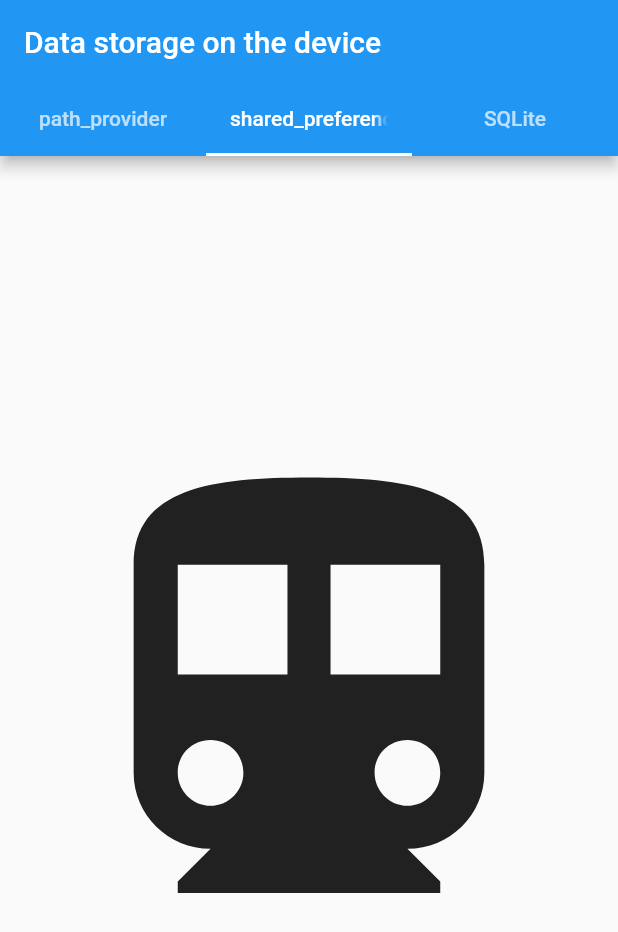
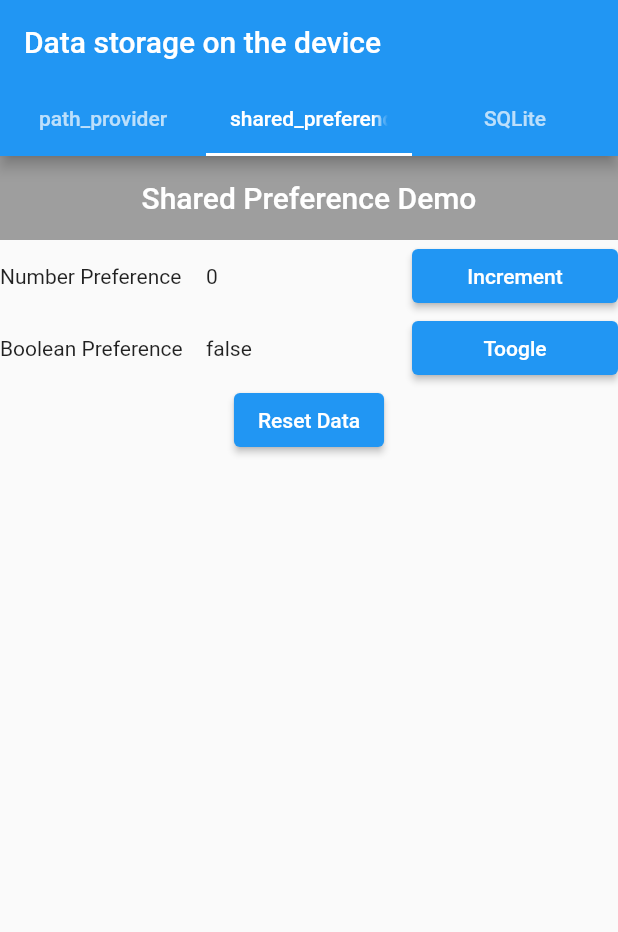
Before and after one commit to JuliaKliuchuk/data_storage_on_the_device, a Flutter app: the screen it shows after launch, tab 2 chosen, on a phone screen of 412 x 824 dp. Shown: the top 932 px of the screen. Run offline on Flutter 3.47's test engine with Material 2 defaults, Android fonts, the phone set to English and light mode, and no system bars; our stand-ins replace shared_preferences.

Commit message:
add shared_preferences plugin

```diff
--- a/lib/main.dart
+++ b/lib/main.dart
@@ -1,5 +1,6 @@
 import 'package:flutter/material.dart';
 import 'package:flutter_application/read_write_file.dart';
+import 'package:flutter_application/shared_preferences.dart';
 
 void main() => runApp(const MyApp());
 
@@ -39,7 +40,7 @@ class MyTabBar extends StatelessWidget {
         body: const TabBarView(
           children: [
             ReadWriteFile(),
-            Icon(Icons.directions_transit, size: 350),
+            SharedPreferece(),
             Icon(Icons.directions_car, size: 350),
           ],
         ),
--- /dev/null
+++ b/lib/shared_preferences.dart
@@ -0,0 +1,103 @@
+import 'package:flutter/material.dart';
+import 'package:shared_preferences/shared_preferences.dart';
+
+class SharedPreferece extends StatefulWidget {
+  const SharedPreferece({super.key});
+
+  @override
+  SharedPrefereceState createState() => SharedPrefereceState();
+}
+
+class SharedPrefereceState extends State<SharedPreferece> {
+  late SharedPreferences _prefs;
+
+  static const String kNumberPrefKey = 'number_pref';
+  static const String kBoolPrefKey = 'bool_pref';
+
+  int _numberPref = 0;
+  bool _boolPref = false;
+
+  @override
+  void initState() {
+    super.initState();
+    SharedPreferences.getInstance().then((prefs) {
+      setState(() => _prefs = prefs);
+      _loadNumberPref();
+      _loadBoolPref();
+    });
+  }
+
+  @override
+  Widget build(BuildContext context) {
+    return Scaffold(
+      appBar: AppBar(
+        elevation: 0,
+        backgroundColor: Colors.grey,
+        title: const Text('Shared Preference Demo'),
+        centerTitle: true,
+      ),
+      body: Column(
+        children: <Widget>[
+          Table(
+            defaultVerticalAlignment: TableCellVerticalAlignment.middle,
+            children: <TableRow>[
+              TableRow(children: <Widget>[
+                const Text('Number Preference'),
+                Text('$_numberPref'),
+                ElevatedButton(
+                  child: const Text('Increment'),
+                  onPressed: () => _setNumberPref(_numberPref + 1),
+                ),
+              ]),
+              TableRow(children: <Widget>[
+                const Text('Boolean Preference'),
+                Text('$_boolPref'),
+                ElevatedButton(
+                  child: const Text('Toogle'),
+                  onPressed: () => _setBoolPref(!_boolPref),
+                ),
+              ]),
+            ],
+          ),
+          ElevatedButton(
+            child: const Text('Reset Data'),
+            onPressed: () => _resetDataPref(),
+          ),
+        ],
+      ),
+    );
+  }
+
+// загрузка _numberPref в хранилище
+  Future<void> _setNumberPref(int value) async {
+    await _prefs.setInt(kNumberPrefKey, value);
+    _loadNumberPref();
+  }
+
+// загрузка _boolPref в хранилище
+  Future<void> _setBoolPref(bool value) async {
+    await _prefs.setBool(kBoolPrefKey, value);
+    _loadBoolPref();
+  }
+
+// загрузка _numberPref их хранилища
+  void _loadNumberPref() {
+    setState(() {
+      _numberPref = _prefs.getInt(kNumberPrefKey) ?? 0;
+    });
+  }
+
+// загрузка _boolPref их хранилища
+  void _loadBoolPref() {
+    setState(() {
+      _boolPref = _prefs.getBool(kBoolPrefKey) ?? false;
+    });
+  }
+
+  Future<void> _resetDataPref() async {
+    await _prefs.remove(kNumberPrefKey);
+    await _prefs.remove(kBoolPrefKey);
+    _loadNumberPref();
+    _loadBoolPref();
+  }
+}
--- a/pubspec.yaml
+++ b/pubspec.yaml
@@ -37,6 +37,7 @@ dependencies:
   # Use with the CupertinoIcons class for iOS style icons.
   cupertino_icons: ^1.0.2
   path_provider: ^2.0.11
+  shared_preferences: ^2.0.15
 
 dev_dependencies:
   flutter_test:
```
Also changed, not shown: pubspec.lock, 1 other file.
